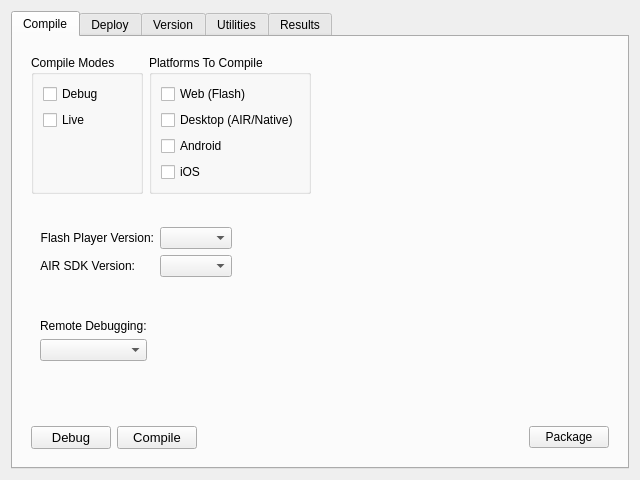
First picture: the form in resources/widget/DeckCompileWidget/DeckCompileWidget.ui, repository sernst/CompilerDeck, before the edit.
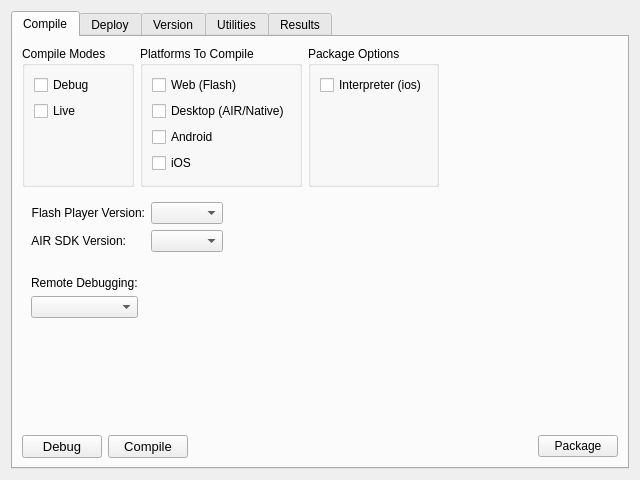
Second picture: the form after the edit. The open tabs and pages were chosen to show the change.

Commit message: Adds support for interpreter based ios compiling.

```diff
--- a/resources/widget/DeckCompileWidget/DeckCompileWidget.ui
+++ b/resources/widget/DeckCompileWidget/DeckCompileWidget.ui
@@ -39,6 +39,9 @@
        <item>
         <widget class="QWidget" name="widget_4" native="true">
          <layout class="QHBoxLayout" name="horizontalLayout_2">
+          <property name="margin">
+           <number>0</number>
+          </property>
           <item>
            <widget class="QGroupBox" name="groupBox_3">
             <property name="title">
@@ -125,6 +128,35 @@
             </layout>
            </widget>
           </item>
+          <item>
+           <widget class="QGroupBox" name="groupBox">
+            <property name="title">
+             <string>Package Options</string>
+            </property>
+            <layout class="QVBoxLayout" name="verticalLayout_13">
+             <item>
+              <widget class="QCheckBox" name="iosInterpCheck">
+               <property name="text">
+                <string>Interpreter (ios)</string>
+               </property>
+              </widget>
+             </item>
+             <item>
+              <spacer name="verticalSpacer_5">
+               <property name="orientation">
+                <enum>Qt::Vertical</enum>
+               </property>
+               <property name="sizeHint" stdset="0">
+                <size>
+                 <width>20</width>
+                 <height>78</height>
+                </size>
+               </property>
+              </spacer>
+             </item>
+            </layout>
+           </widget>
+          </item>
           <item>
            <spacer name="horizontalSpacer_2">
             <property name="orientation">
@@ -144,6 +176,9 @@
        <item>
         <widget class="QWidget" name="widget_2" native="true">
          <layout class="QHBoxLayout" name="horizontalLayout">
+          <property name="margin">
+           <number>0</number>
+          </property>
           <item>
            <widget class="QWidget" name="widget_5" native="true">
             <layout class="QFormLayout" name="formLayout">
@@ -195,6 +230,9 @@
        <item>
         <widget class="QWidget" name="widget_7" native="true">
          <layout class="QHBoxLayout" name="horizontalLayout_4">
+          <property name="margin">
+           <number>0</number>
+          </property>
           <item>
            <widget class="QWidget" name="widget" native="true">
             <layout class="QVBoxLayout" name="verticalLayout_5">
@@ -243,6 +281,9 @@
        <item>
         <widget class="QWidget" name="widget_6" native="true">
          <layout class="QHBoxLayout" name="horizontalLayout_3">
+          <property name="margin">
+           <number>0</number>
+          </property>
           <item>
            <widget class="QPushButton" name="compileDebugBtn">
             <property name="font">
```
Left out of the diff: 2 changed lines with no effect on the pictures. The commit also changes 8 other files.
